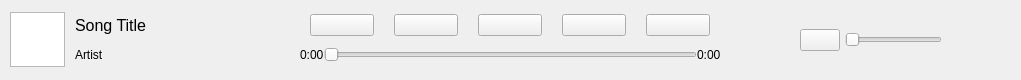
First picture: the form in src/frontend/controls.ui, repository MilanJzo/eda-mp3, before the edit.
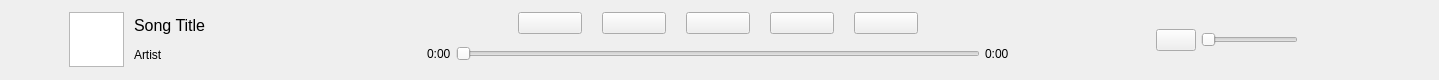
Second picture: the form after the edit. Icons and pictures are not drawn.

Commit message: refactored controls.cpp to match progressSlider rename

```diff
--- a/src/frontend/controls.ui
+++ b/src/frontend/controls.ui
@@ -6,7 +6,7 @@
    <rect>
     <x>0</x>
     <y>0</y>
-    <width>1021</width>
+    <width>1439</width>
     <height>80</height>
    </rect>
   </property>
@@ -147,6 +147,9 @@
         </property>
         <item>
          <layout class="QHBoxLayout" name="buttonsCentering">
+          <property name="spacing">
+           <number>0</number>
+          </property>
           <item>
            <widget class="QWidget" name="buttons" native="true">
             <property name="maximumSize">
@@ -233,12 +236,25 @@
         </item>
         <item>
          <layout class="QHBoxLayout" name="progressCentering">
+          <property name="spacing">
+           <number>0</number>
+          </property>
           <item>
+           <widget class="QWidget" name="progress" native="true">
+            <property name="maximumSize">
+             <size>
+              <width>600</width>
+              <height>16777215</height>
+             </size>
+            </property>
            <layout class="QHBoxLayout" name="progressLayout">
+             <property name="spacing">
+              <number>5</number>
+             </property>
             <item>
              <widget class="QLabel" name="currentTime">
               <property name="sizePolicy">
-               <sizepolicy hsizetype="Minimum" vsizetype="Minimum">
+                <sizepolicy hsizetype="Fixed" vsizetype="Minimum">
                 <horstretch>0</horstretch>
                 <verstretch>0</verstretch>
                </sizepolicy>
@@ -249,10 +265,10 @@
              </widget>
             </item>
             <item>
-             <widget class="QSlider" name="progress">
+              <widget class="QSlider" name="progressSlider">
               <property name="maximumSize">
                <size>
-                <width>400</width>
+                 <width>16777215</width>
                 <height>16777215</height>
                </size>
               </property>
@@ -267,7 +283,7 @@
             <item>
              <widget class="QLabel" name="totalTime">
               <property name="sizePolicy">
-               <sizepolicy hsizetype="Minimum" vsizetype="Minimum">
+                <sizepolicy hsizetype="Fixed" vsizetype="Minimum">
                 <horstretch>0</horstretch>
                 <verstretch>0</verstretch>
                </sizepolicy>
@@ -278,6 +294,7 @@
              </widget>
             </item>
            </layout>
+           </widget>
           </item>
          </layout>
         </item>
```
Lines whose indentation alone changed are shown as unchanged. The commit also changes 3 other files.
